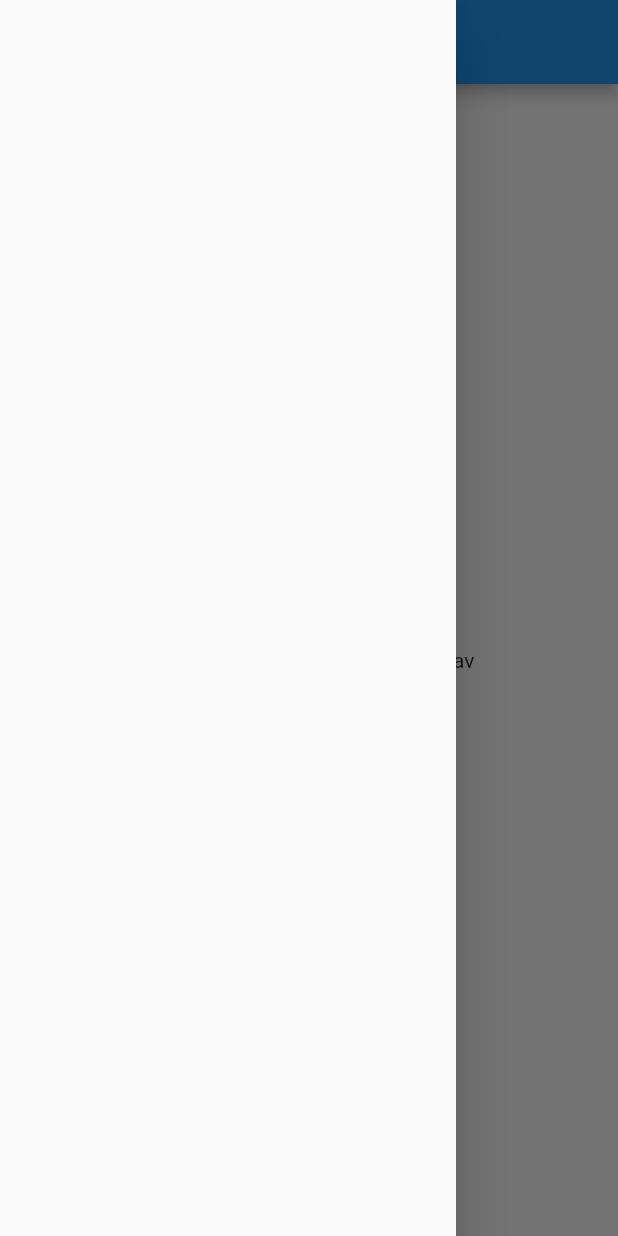
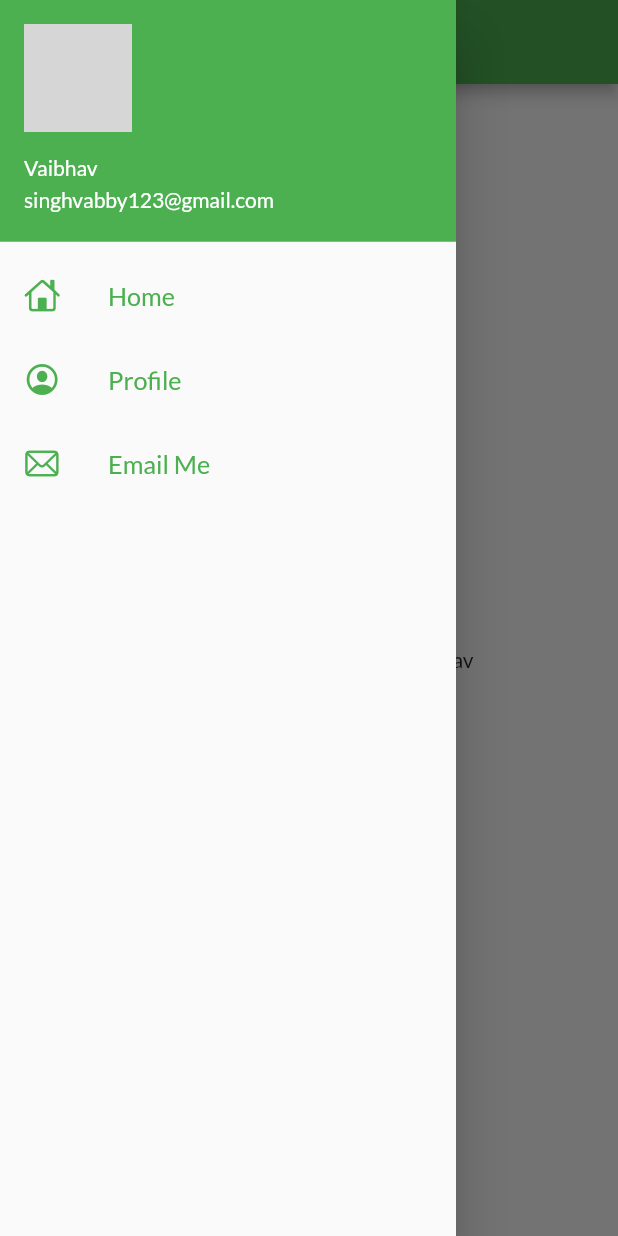
Before and after one commit to vabby-123/Flutter_AgriSaathi, a Flutter app: the screen it shows after launch, with the side drawer open, on a phone screen of 412 x 824 dp. Run offline on Flutter 3.47's test engine with Material 2 defaults, Android fonts, the phone set to English and light mode, and no system bars; our stand-ins replace google_fonts; network calls fail; grey boxes are pictures that could not be loaded.

Commit message:
DAY-3 commit

```diff
--- a/lib/main.dart
+++ b/lib/main.dart
@@ -1,5 +1,8 @@
 import 'package:flutter/material.dart';
-import 'package:flutter_catalog/home_page.dart';
+import 'package:flutter_catalog/pages/MyRoutes.dart';
+import 'package:flutter_catalog/pages/home_page.dart';
+import 'package:flutter_catalog/pages/login_page.dart';
+import 'package:google_fonts/google_fonts.dart';
 
 void main() {
   runApp(MyApp());
@@ -11,7 +14,20 @@ class MyApp extends StatelessWidget {
   @override
   Widget build(BuildContext context) {
     return MaterialApp(
-      home: HomePage(),
+      //home: HomePage(), since if this is specified then,other class cannot be a firstmost class or screen.Only this will be the first screen
+      debugShowCheckedModeBanner: false,
+      themeMode: ThemeMode.light,
+      theme: ThemeData(
+        primarySwatch: Colors.green,
+        fontFamily: GoogleFonts.lato().fontFamily,
+        primaryTextTheme: GoogleFonts.latoTextTheme(),
+      ),
+      initialRoute: MyRoutes.homeRoute, //"/home",
+      routes: {
+        "/": (context) => LoginPage(),
+        "/home": (context) => HomePage(),
+        "/login": (context) => LoginPage(),
+      },
     );
   }
 }
--- /dev/null
+++ b/lib/pages/MyRoutes.dart
@@ -0,0 +1,4 @@
+class MyRoutes {
+  static String loginRoute = "/login";
+  static String homeRoute = "/home";
+}
--- a/lib/home_page.dart
+++ b/lib/pages/home_page.dart
@@ -1,4 +1,6 @@
 import 'package:flutter/material.dart';
+
+import '../widgets/drawer.dart';
 
 class HomePage extends StatelessWidget {
   final int days = 30;
@@ -15,7 +17,7 @@ class HomePage extends StatelessWidget {
           child: Text("Welcome to $days of flutter by $name"),
         ),
       ),
-      drawer: Drawer(),
+      drawer: MyDrawer(),
     );
   }
 }
--- /dev/null
+++ b/lib/widgets/drawer.dart
@@ -0,0 +1,70 @@
+import 'package:flutter/cupertino.dart';
+import 'package:flutter/material.dart';
+
+class MyDrawer extends StatelessWidget {
+  @override
+  Widget build(BuildContext context) {
+    final imageUrl =
+        "https://pbs.twimg.com/profile_images/1525727712492408832/_cqVVpXP_400x400.jpg";
+    return Drawer(
+      child: ListView(
+        padding: EdgeInsets.zero,
+        children: [
+          DrawerHeader(
+            padding: EdgeInsets.zero,
+            child: UserAccountsDrawerHeader(
+              margin: EdgeInsets.zero,
+              // decoration: BoxDecoration(
+              //  color: Colors.amber
+              //),
+              accountName: Text(
+                "Vaibhav",
+                style: TextStyle(color: Colors.white),
+              ),
+              accountEmail: Text(
+                "singhvabby123@gmail.com",
+                style: TextStyle(color: Colors.white),
+              ),
+              currentAccountPicture: CircleAvatar(
+                backgroundImage: NetworkImage(imageUrl),
+              ), //Image.network(imageUrl),
+            ),
+          ),
+          ListTile(
+            leading: Icon(
+              CupertinoIcons.home,
+              color: Colors.green,
+            ),
+            title: Text(
+              "Home",
+              textScaleFactor: 1.2,
+              style: TextStyle(color: Colors.green),
+            ),
+          ),
+          ListTile(
+            leading: Icon(
+              CupertinoIcons.profile_circled,
+              color: Colors.green,
+            ),
+            title: Text(
+              "Profile",
+              textScaleFactor: 1.2,
+              style: TextStyle(color: Colors.green),
+            ),
+          ),
+          ListTile(
+            leading: Icon(
+              CupertinoIcons.mail,
+              color: Colors.green,
+            ),
+            title: Text(
+              "Email Me",
+              textScaleFactor: 1.2,
+              style: TextStyle(color: Colors.green),
+            ),
+          ),
+        ],
+      ),
+    );
+  }
+}
```
Also changed, not shown: lib/pages/login_page.dart (added, +137 -0 lines), pubspec.yaml (+8 -2 lines), assets/images/login.png (added), pubspec.lock, 2 other files.
